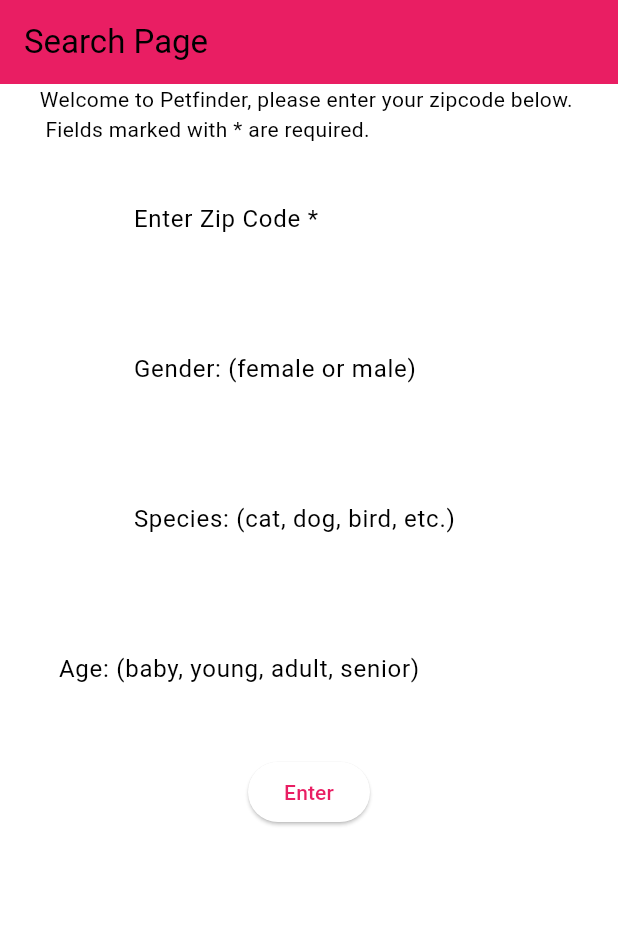
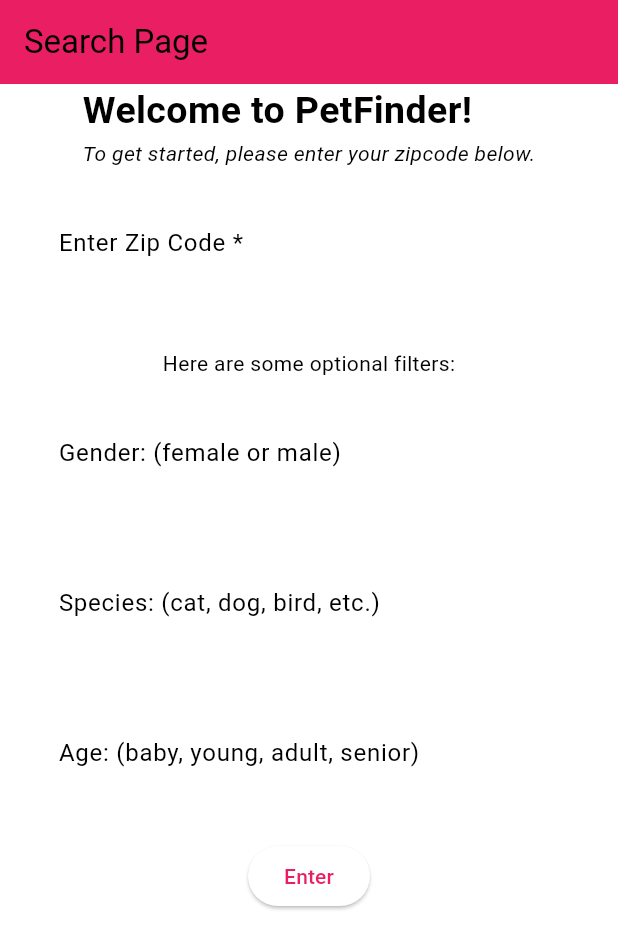
Before and after one commit to bsu-cs222/final_project_petfinder, a Flutter app: the screen it shows after launch, after a tap on "Enter", on a phone screen of 412 x 824 dp. Shown: the top 949 px of the screen. Run offline on Flutter 3.47's test engine with Material 2 defaults, Android fonts, the phone set to English and light mode, and no system bars; our stand-ins replace flutter_dotenv; network calls fail.

Commit message:
Update ReadMe and UI
Updated readme file to follow NFRs. Update UI for readable layout. Fixed complier warnings.

```diff
--- a/lib/main.dart
+++ b/lib/main.dart
@@ -54,15 +54,21 @@ class ZipCodePage extends StatelessWidget {
       body: Column(
         children: [
           const SizedBox(
-            child: Text(
-                'Welcome to Petfinder, please enter your zipcode below. \n Fields marked with * are required.'),
+            child:  Text.rich(
+              TextSpan(// default text style
+                children: <TextSpan>[
+                  TextSpan(text: 'Welcome to PetFinder! \n', style: TextStyle(fontWeight: FontWeight.bold, fontSize: 25)),
+                  TextSpan(text: 'To get started, please enter your zipcode below.', style: TextStyle(fontStyle: FontStyle.italic)),
+                ],
+              ),
+            )
           ),
           Center(
             child: Column(
               mainAxisAlignment: MainAxisAlignment.center,
               children: [
                 SizedBox(
-                  width: 250,
+                  width: 350,
                   child: Padding(
                     padding: const EdgeInsets.all(8.0),
                     child: TextFormField(
@@ -73,12 +79,13 @@ class ZipCodePage extends StatelessWidget {
                       style: style,
                       controller: zipCodeController,
                       decoration:
-                          const InputDecoration(labelText: 'Enter Zip Code *'),
+                          const InputDecoration(labelText: 'Enter Zip Code *')
                     ),
                   ),
                 ),
+                const Text('\nHere are some optional filters:'),
                 SizedBox(
-                    width: 250,
+                    width: 350,
                     child: Padding(
                         padding: const EdgeInsets.all(8.0),
                         child: TextField(
@@ -88,7 +95,7 @@ class ZipCodePage extends StatelessWidget {
                               labelText: 'Gender: (female or male)'),
                         ))),
                 SizedBox(
-                  width: 250,
+                  width: 350,
                   child: Padding(
                     padding: const EdgeInsets.all(8.0),
                     child: TextField(
@@ -119,15 +126,15 @@ class ZipCodePage extends StatelessWidget {
                 onPressed: () {
                   url = queryBuilder.addZipcodeFilter(
                       zipCodeController.text, url);
-                  if (genderController != '') {
+                  if (genderController.text != '') {
                     url = queryBuilder.addGenderFilter(
                         genderController.text, url);
                   }
-                  if (speciesController != '') {
+                  if (speciesController.text != '') {
                     url = queryBuilder.addSpeciesFilter(
                         speciesController.text, url);
                   }
-                  if (ageController != '') {
+                  if (ageController.text != '') {
                     url= queryBuilder.addAgeFilter(ageController.text, url);
                   }
                   if (zipCodeController.text != '') {
@@ -212,6 +219,13 @@ class PetListPageState extends State<PetListPage> {
         appBar: AppBar(title: const Text('Available pets in the  area.')),
         body: Column(
           children: [
+            if (pets.isEmpty) const Text.rich(
+              TextSpan(// default text style
+                children: <TextSpan>[
+                  TextSpan(text: 'No adoptable pets were found based on your zipcode and filters!', style: TextStyle(fontWeight: FontWeight.bold)),
+                ],
+              ),
+            ),
             ElevatedButton(
               onPressed: () {
                 Navigator.push(
@@ -221,13 +235,11 @@ class PetListPageState extends State<PetListPage> {
               },
               child: const Text('Back'),
             ),
-            if (pets.isEmpty) const Text('No adoptable pets were found!'),
             Expanded(
               child: ListView.builder(
                 itemCount: pets.length,
                 itemBuilder: (BuildContext context, int index) {
                   final pet = pets[index];
-
                   return Column(
                     children: [
                       Container(
@@ -265,11 +277,11 @@ class PetListPageState extends State<PetListPage> {
                                   crossAxisAlignment: CrossAxisAlignment.start,
                                   children: [
                                     Text('Name: ${pet.name}'),
-                                    Text('Breed: ${pet.breed}  Species: ${pet.species}'),
-                                    Text('Gender: ${pet.gender}  Age: ${pet.age}'),
+                                    Text('${pet.breed} ${pet.species}'),
+                                    Text('Gender: ${pet.gender}\nAge: ${pet.age}'),
                                     ElevatedButton(
                                       child:
-                                          Text('Learn more about ${pet.name}'),
+                                          Text('Want to adopt ${pet.name}?'),
                                       onPressed: () {
                                         _launchURL(pet.urlString);
                                       },
@@ -284,8 +296,7 @@ class PetListPageState extends State<PetListPage> {
                 },
               ),
             ),
-          ],
-        ),
+        ]),
       ),
     );
   }
--- a/lib/pet_finder_parser.dart
+++ b/lib/pet_finder_parser.dart
@@ -88,7 +88,7 @@ class PetFinderParser {
   List parsePetInfo(queryResponse) {
     final decodedAPIResponse = json.decode(queryResponse);
     final listOfReturnedAnimals = decodedAPIResponse['animals'];
-    List<Pet> pets = List<Pet>.generate(5, (index) {
+    List<Pet> pets = List<Pet>.generate(listOfReturnedAnimals.length, (index) {
       return Pet(
         name: listOfReturnedAnimals[index]['name'],
         species: listOfReturnedAnimals[index]['species'],
```
Also changed, not shown: 1 other file.
